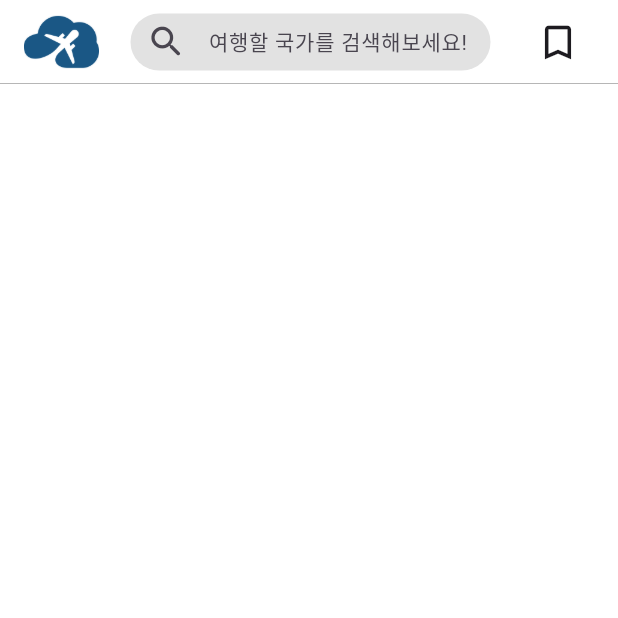
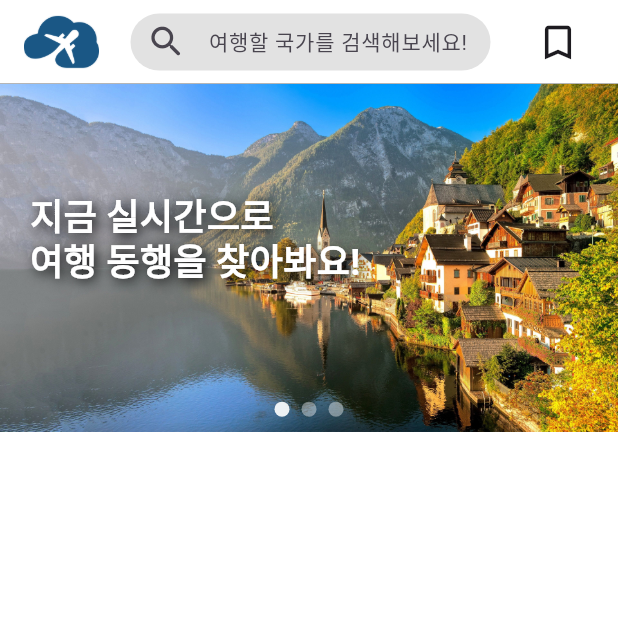
Before and after one commit to dongyoon7212/traveler_town_flutter, a Flutter app: the screen it shows after launch, on a phone screen of 412 x 824 dp, the top half of it. Run offline on Flutter 3.47's test engine with Material 3 defaults, Android fonts, the light colour scheme and no system bars; drawn by our look-alikes of carousel_slider.

Commit message:
Feat: 배너 위젯 추가

```diff
--- a/lib/screens/home_screen.dart
+++ b/lib/screens/home_screen.dart
@@ -1,5 +1,6 @@
 import 'package:flutter/material.dart';
-import 'package:traveler_town/widgets/home_app_bar.dart';
+import 'package:traveler_town/widgets/banner_slide_widget.dart';
+import 'package:traveler_town/widgets/home_app_bar_widget.dart';
 
 class HomeScreen extends StatelessWidget {
   const HomeScreen({super.key});
@@ -19,7 +20,10 @@ class HomeScreen extends StatelessWidget {
         ),
       ),
       body: const Column(
-        children: [],
+        mainAxisAlignment: MainAxisAlignment.start,
+        children: [
+          ImageCarousel(),
+        ],
       ),
     );
   }
--- /dev/null
+++ b/lib/widgets/banner_slide_widget.dart
@@ -0,0 +1,134 @@
+import 'package:carousel_slider/carousel_slider.dart';
+import 'package:flutter/material.dart';
+
+class ImageCarousel extends StatefulWidget {
+  const ImageCarousel({super.key});
+
+  @override
+  _ImageCarouselState createState() => _ImageCarouselState();
+}
+
+class _ImageCarouselState extends State<ImageCarousel> {
+  final List<Map<String, String>> pictures = [
+    {
+      "url": "assets/banner1.jpg",
+      "text1": "지금 실시간으로",
+      "text2": "여행 동행을 찾아봐요!",
+    },
+    {
+      "url": "assets/banner2.jpeg",
+      "text1": "여행 준비 중이라면",
+      "text2": "함께 이야기를 나눠요!"
+    },
+    {
+      "url": "assets/banner3.jpeg",
+      "text1": "전 세계 맛집",
+      "text2": "같이 공유해봐요!",
+    },
+  ];
+
+  int _current = 0;
+
+  @override
+  Widget build(BuildContext context) {
+    return Center(
+      child: Stack(
+        alignment: Alignment.bottomCenter,
+        children: [
+          CarouselSlider(
+            options: CarouselOptions(
+              autoPlay: true,
+              initialPage: 0,
+              viewportFraction: 1,
+              enlargeCenterPage: true,
+              onPageChanged: (index, reason) {
+                setState(() {
+                  _current = index;
+                });
+              },
+            ),
+            items: pictures.map((item) {
+              return Stack(
+                children: [
+                  Center(
+                    child: Image.asset(
+                      item["url"]!,
+                      fit: BoxFit.cover,
+                      width: double.infinity,
+                    ),
+                  ),
+                  Positioned(
+                    top: 70,
+                    left: 20,
+                    right: 20,
+                    child: Text(
+                      item["text1"]!,
+                      style: const TextStyle(
+                        color: Colors.white,
+                        fontSize: 24,
+                        fontWeight: FontWeight.bold,
+                        shadows: [
+                          Shadow(
+                            blurRadius: 10.0,
+                            color: Colors.black,
+                            offset: Offset(2.0, 2.0),
+                          ),
+                        ],
+                      ),
+                      textAlign: TextAlign.start,
+                    ),
+                  ),
+                  Positioned(
+                    top: 100,
+                    left: 20,
+                    right: 20,
+                    child: Text(
+                      item["text2"]!,
+                      style: const TextStyle(
+                        color: Colors.white,
+                        fontSize: 24,
+                        fontWeight: FontWeight.bold,
+                        shadows: [
+                          Shadow(
+                            blurRadius: 10.0,
+                            color: Colors.black,
+                            offset: Offset(2.0, 2.0),
+                          ),
+                        ],
+                      ),
+                      textAlign: TextAlign.start,
+                    ),
+                  ),
+                ],
+              );
+            }).toList(),
+          ),
+          Positioned(
+            bottom: 10.0,
+            child: Row(
+              mainAxisAlignment: MainAxisAlignment.center,
+              children: pictures.asMap().entries.map((entry) {
+                return GestureDetector(
+                  onTap: () => _current = entry.key,
+                  child: Container(
+                    width: 10.0,
+                    height: 10.0,
+                    margin: const EdgeInsets.symmetric(
+                        vertical: 0, horizontal: 4.0),
+                    decoration: BoxDecoration(
+                      shape: BoxShape.circle,
+                      color: (Theme.of(context).brightness == Brightness.dark
+                              ? Colors.white
+                              : Colors.white)
+                          .withOpacity(_current == entry.key ? 0.9 : 0.4),
+                    ),
+                  ),
+                );
+              }).toList(),
+            ),
+          ),
+        ],
+      ),
+    );
+  }
+}
--- a/pubspec.yaml
+++ b/pubspec.yaml
@@ -35,6 +35,7 @@ dependencies:
     # Use with the CupertinoIcons class for iOS style icons.
     cupertino_icons: ^1.0.6
     carousel_slider: ^4.2.1
+    smooth_page_indicator: ^1.2.0
 
 dev_dependencies:
     flutter_test:
```
Also changed, not shown: lib/widgets/home_app_bar_widget.dart (renamed from lib/widgets/home_app_bar.dart), pubspec.lock.
